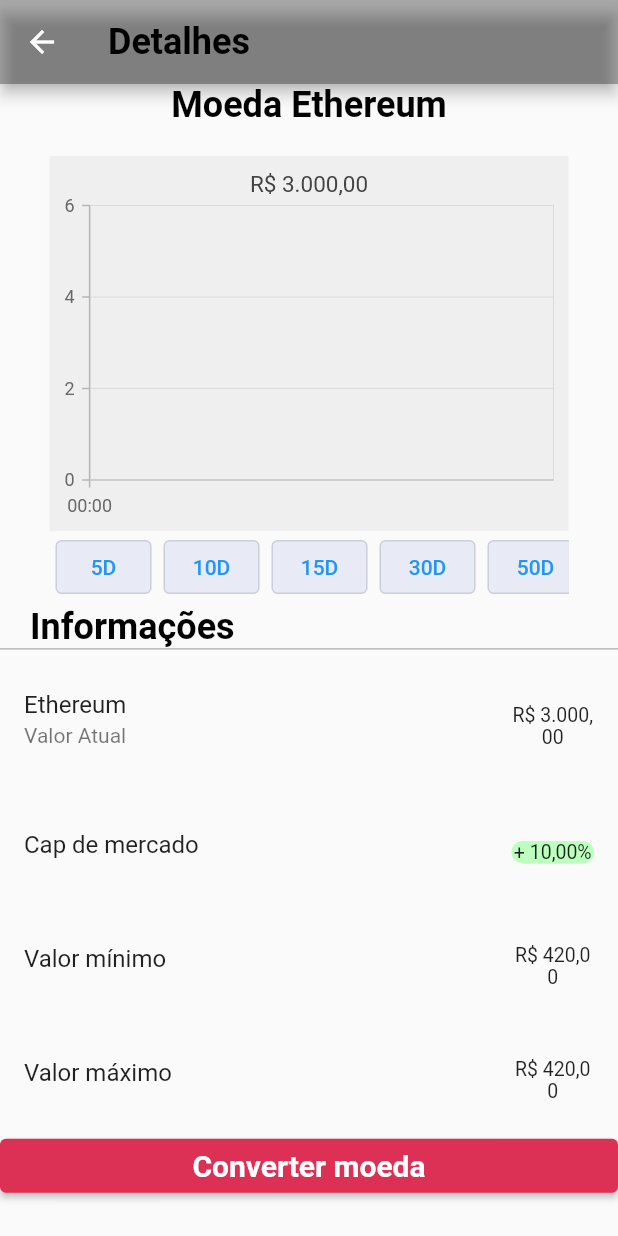
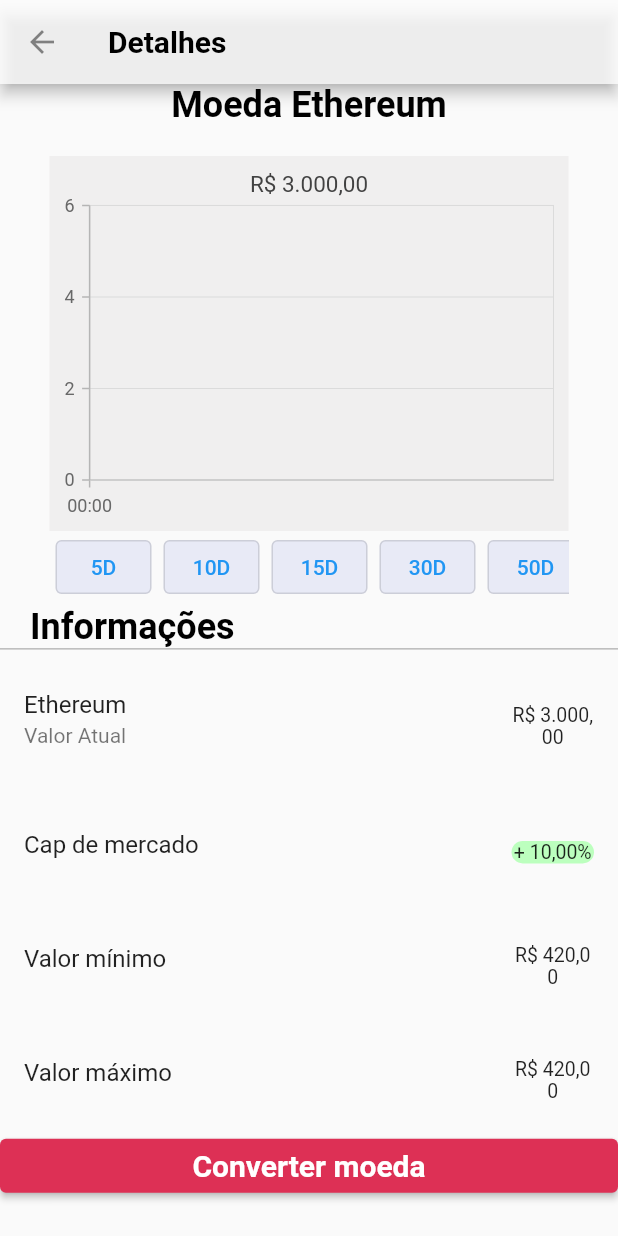
Before and after one commit to BrunoSabadini/WorkTestProject, a Flutter app: the DetailsPageModelWidget screen opened by its route, on a phone screen of 412 x 824 dp. Run offline on Flutter 3.47's test engine with Material 2 defaults, Android fonts, the phone set to English and light mode, and no system bars; our stand-ins replace syncfusion_flutter_charts; statements that could not run were skipped.

Commit message:
Almost ready to review

```diff
--- a/lib/Models/WalletDetailsPageModel.dart
+++ b/lib/Models/WalletDetailsPageModel.dart
@@ -105,14 +105,20 @@ class DetailsPageModelState extends State<DetailsPageModelWidget> {
   Widget build(BuildContext context) {
     return Scaffold(
         appBar: AppBar(
-          backgroundColor: Color.fromARGB(80, 11, 10, 10),
-          title: const Text('Detalhes',
-              textAlign: TextAlign.left,
-              style: TextStyle(
-                  fontSize: 24,
-                  fontWeight: FontWeight.bold,
-                  color: Colors.black)),
-        ),
+            iconTheme: const IconThemeData(
+              color: Colors.black, //change your color here
+            ),
+            toolbarOpacity: 0.5,
+            backgroundColor: Color.fromARGB(193, 255, 255, 255),
+            title: const SizedBox(
+              width: double.infinity,
+              child: Text('Detalhes',
+                  textAlign: TextAlign.left,
+                  style: TextStyle(
+                      fontSize: 20,
+                      fontWeight: FontWeight.bold,
+                      color: Colors.black)),
+            )),
         body: ListView(children: <Widget>[
           Text("Moeda" " " + widget.coin.name,
               textAlign: TextAlign.center,
--- a/lib/StateController.dart
+++ b/lib/StateController.dart
@@ -1,5 +1,3 @@
-import 'dart:js';
-
 import 'package:flutter/material.dart';
 import 'package:intl/intl.dart' as intl;
 
```
Also changed, not shown: lib/Models/ChartModel.dart (added, +163 -0 lines).
